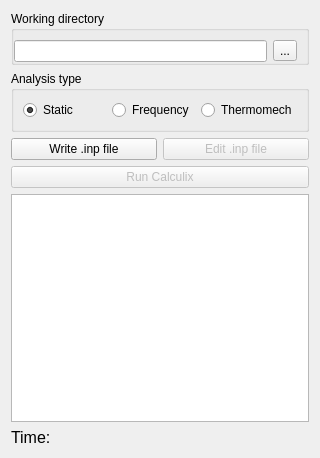
makkemal/FreeCAD, file src/Mod/Fem/TaskPanelFemSolverCalculix.ui: the form before one commit.
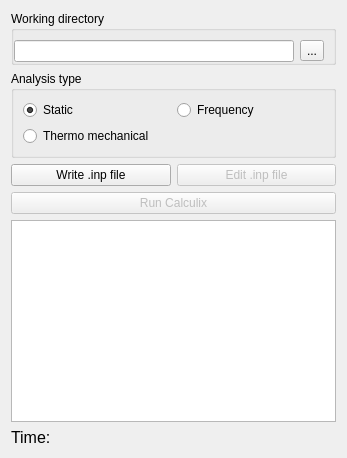
The form after the commit. Custom widgets are drawn as their Qt base class.

Commit message: FEM: Move Thermo Mechanical analysis option in ui and update text to human readable

The edit to the form file:
```diff
--- a/src/Mod/Fem/TaskPanelFemSolverCalculix.ui
+++ b/src/Mod/Fem/TaskPanelFemSolverCalculix.ui
@@ -6,7 +6,7 @@
    <rect>
     <x>0</x>
     <y>0</y>
-    <width>320</width>
+    <width>347</width>
     <height>458</height>
    </rect>
   </property>
@@ -78,10 +78,10 @@
         </property>
        </widget>
       </item>
-      <item row="0" column="2">
+      <item row="1" column="0">
        <widget class="Gui::PrefRadioButton" name="rb_thermomech_analysis">
         <property name="text">
-         <string>Thermomech</string> <!--Coupled temperature, displacement-->
+         <string>Thermo mechanical</string>
         </property>
        </widget>
       </item>
```
